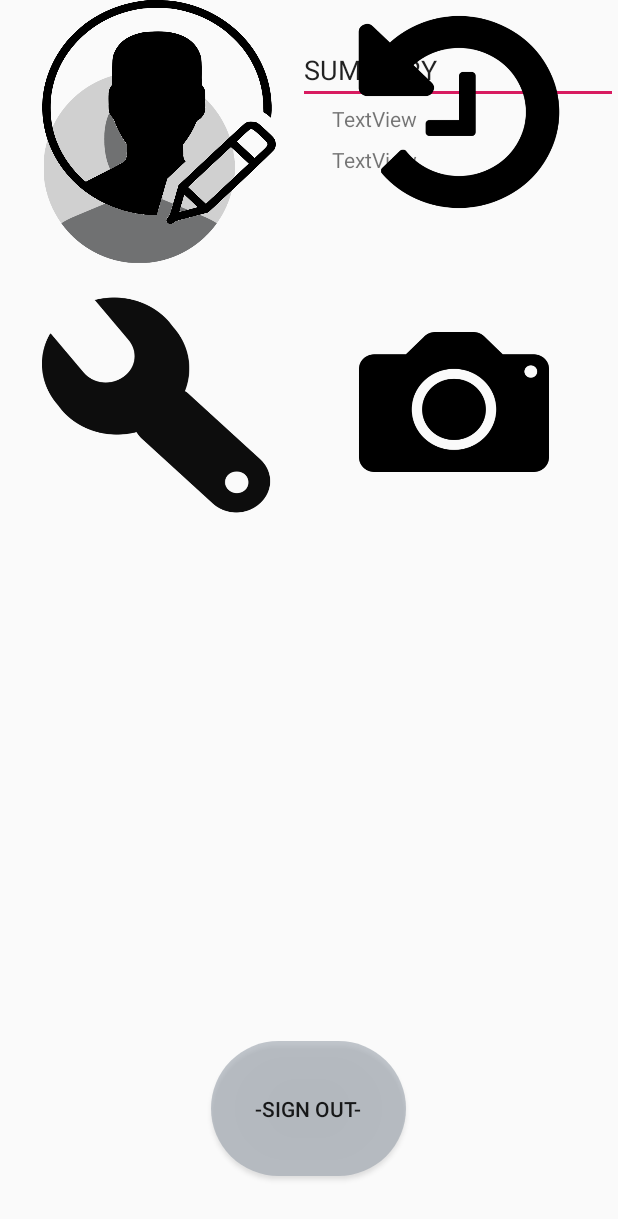
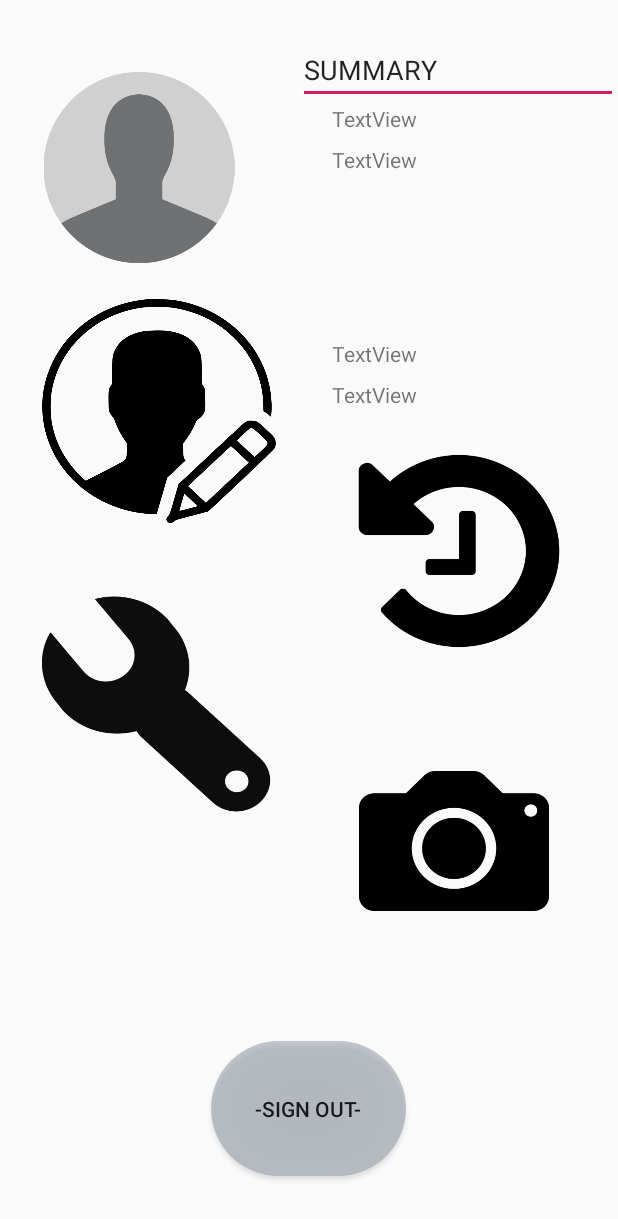
Before and after one commit to jimmytran16/GymApp, an Android app: the layout dashboard_activity.xml on its own in the app's theme, with its tools: preview values and no code run, on a phone screen of 412 x 824 dp. Shown: the top 1219 px of the screen. Run offline under Robolectric (Android 15) with nearby library versions, the phone set to English and light mode, and no system bars.

Commit message:
finished image update user object error

```diff
--- a/app/src/main/java/com/example/foreverfitness/AccountSettingsPage.java
+++ b/app/src/main/java/com/example/foreverfitness/AccountSettingsPage.java
@@ -86,7 +86,7 @@ public class AccountSettingsPage extends AppCompatActivity {
                         HEIGHT.getText().toString(),WEIGHT.getText().toString());
                 user.setGoalweight(GOAL_WEIGHT.getText().toString());
                 user.setGoaldate(GOAL_DATE.getText().toString());
-
+                user.setProfilepic(UserAuth.currentUser.getProfilepic());
                 UserAuth.currentUser = user;
 
                 DataBaseHelper db = new DataBaseHelper(AccountSettingsPage.this);
--- a/app/src/main/res/layout/dashboard_activity.xml
+++ b/app/src/main/res/layout/dashboard_activity.xml
@@ -68,11 +68,12 @@
         android:layout_height="149dp"
         android:layout_marginStart="28dp"
         android:layout_marginLeft="28dp"
+        android:layout_marginTop="24dp"
         android:background="@drawable/profileedit"
-        app:layout_constraintEnd_toStartOf="@+id/imageButton"
-        app:layout_constraintHorizontal_bias="0.386"
+        app:layout_constraintEnd_toStartOf="@+id/historyLogBtn"
+        app:layout_constraintHorizontal_bias="0.0"
         app:layout_constraintStart_toStartOf="parent"
-        tools:layout_editor_absoluteY="202dp" />
+        app:layout_constraintTop_toBottomOf="@+id/profileImageView" />
 
     <ImageButton
         android:id="@+id/historyLogBtn"
@@ -80,9 +81,10 @@
         android:layout_height="149dp"
         android:layout_marginEnd="28dp"
         android:layout_marginRight="28dp"
+        android:layout_marginBottom="252dp"
         android:background="@drawable/history_icon"
-        app:layout_constraintEnd_toEndOf="parent"
-        tools:layout_editor_absoluteY="202dp" />
+        app:layout_constraintBottom_toTopOf="@+id/signoutBtn"
+        app:layout_constraintEnd_toEndOf="parent" />
 
     <ImageButton
         android:id="@+id/cameraBtn"
```
